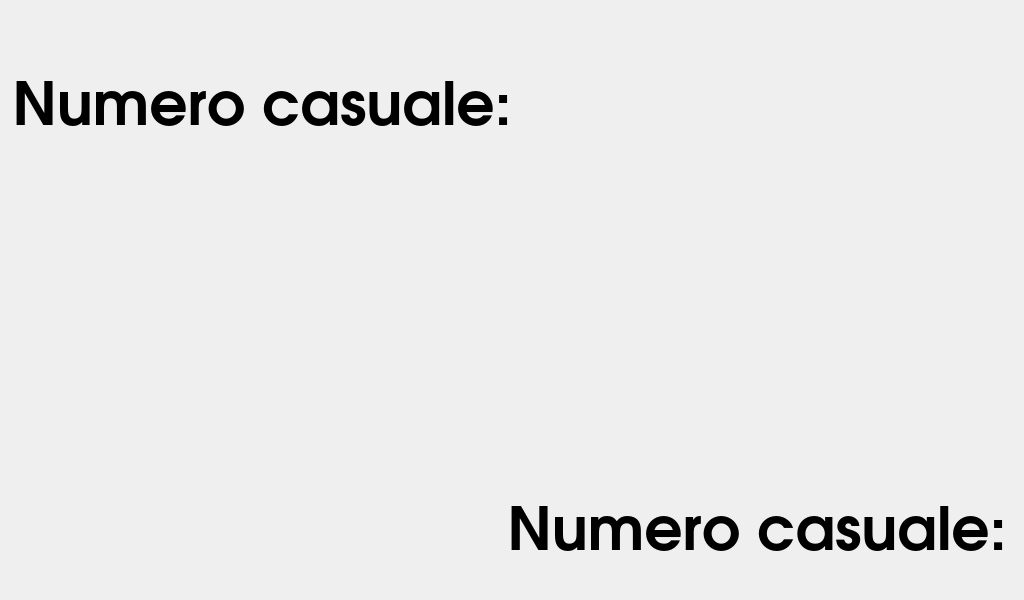
L0E6O/LeoDash, file mainwindow.ui: the form before one commit.
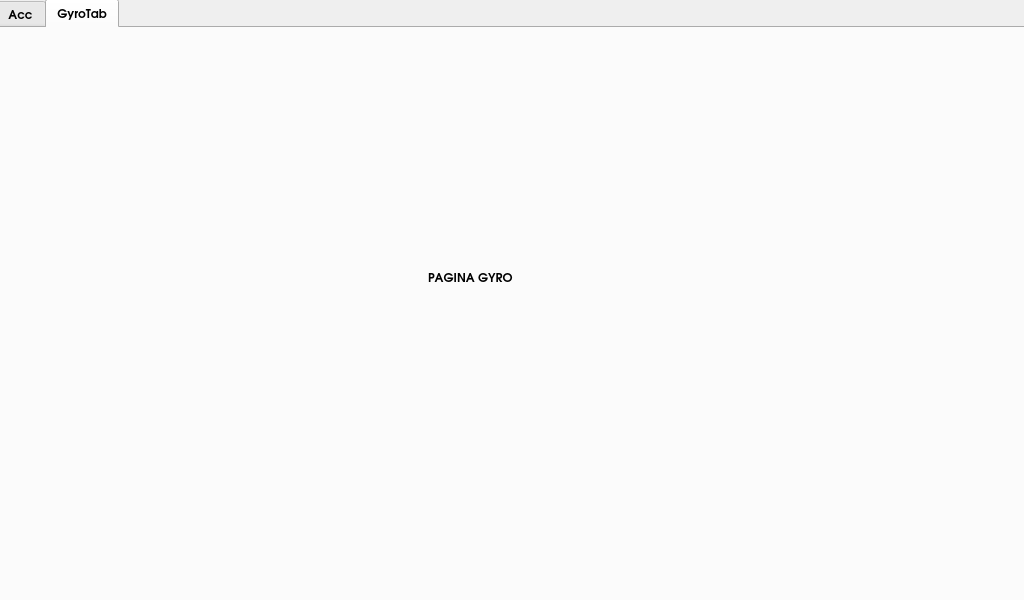
The form after the commit. The open tabs and pages were chosen to show the change.

Commit message: cambiato layout

```diff
--- a/mainwindow.ui
+++ b/mainwindow.ui
@@ -23,11 +23,27 @@
    <string>MainWindow</string>
   </property>
   <widget class="QWidget" name="centralwidget">
+   <widget class="QTabWidget" name="Tabs">
+    <property name="geometry">
+     <rect>
+      <x>-4</x>
+      <y>-1</y>
+      <width>1031</width>
+      <height>611</height>
+     </rect>
+    </property>
+    <property name="currentIndex">
+     <number>0</number>
+    </property>
+    <widget class="QWidget" name="AccTab">
+     <attribute name="title">
+      <string>Acc</string>
+     </attribute>
    <widget class="QLabel" name="lAX">
     <property name="geometry">
      <rect>
-      <x>10</x>
-      <y>30</y>
+        <x>0</x>
+        <y>0</y>
       <width>521</width>
       <height>141</height>
      </rect>
@@ -62,7 +78,7 @@
     <property name="geometry">
      <rect>
       <x>510</x>
-      <y>460</y>
+        <y>430</y>
       <width>511</width>
       <height>131</height>
      </rect>
@@ -86,6 +102,26 @@
     <property name="alignment">
      <set>Qt::AlignmentFlag::AlignCenter</set>
     </property>
+     </widget>
+    </widget>
+    <widget class="QWidget" name="GyroTab">
+     <attribute name="title">
+      <string>GyroTab</string>
+     </attribute>
+     <widget class="QLabel" name="label">
+      <property name="geometry">
+       <rect>
+        <x>430</x>
+        <y>240</y>
+        <width>121</width>
+        <height>19</height>
+       </rect>
+      </property>
+      <property name="text">
+       <string>PAGINA GYRO</string>
+      </property>
+     </widget>
+    </widget>
    </widget>
   </widget>
  </widget>
```
Lines whose indentation alone changed are shown as unchanged. The commit also changes 1 other file.
